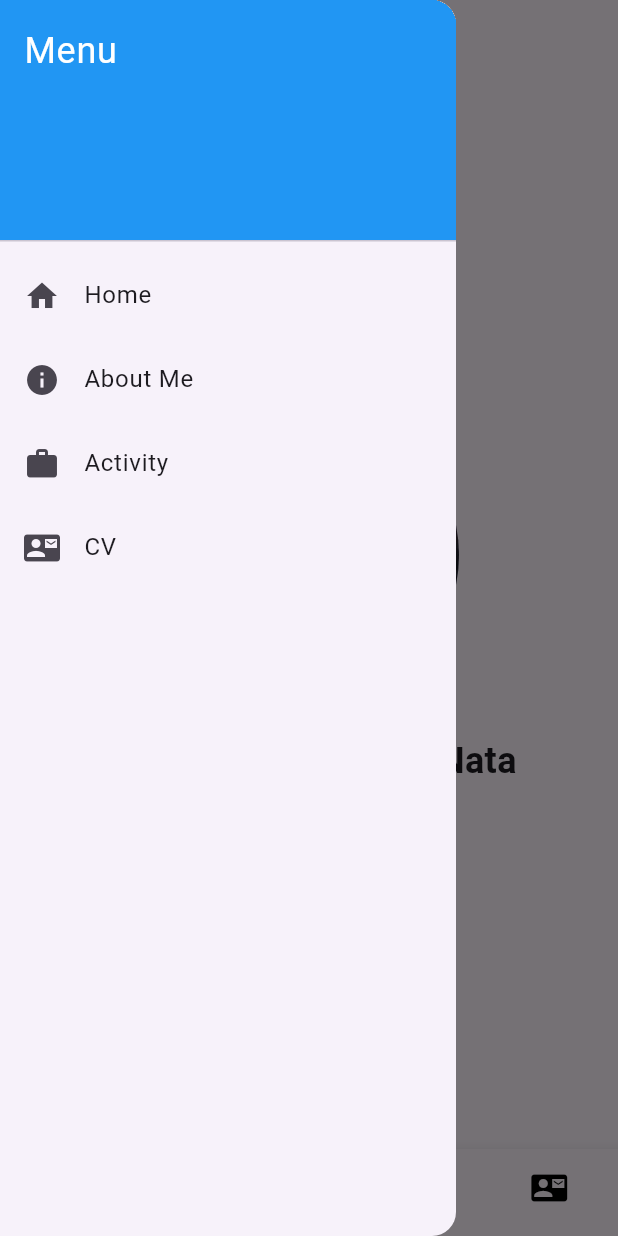
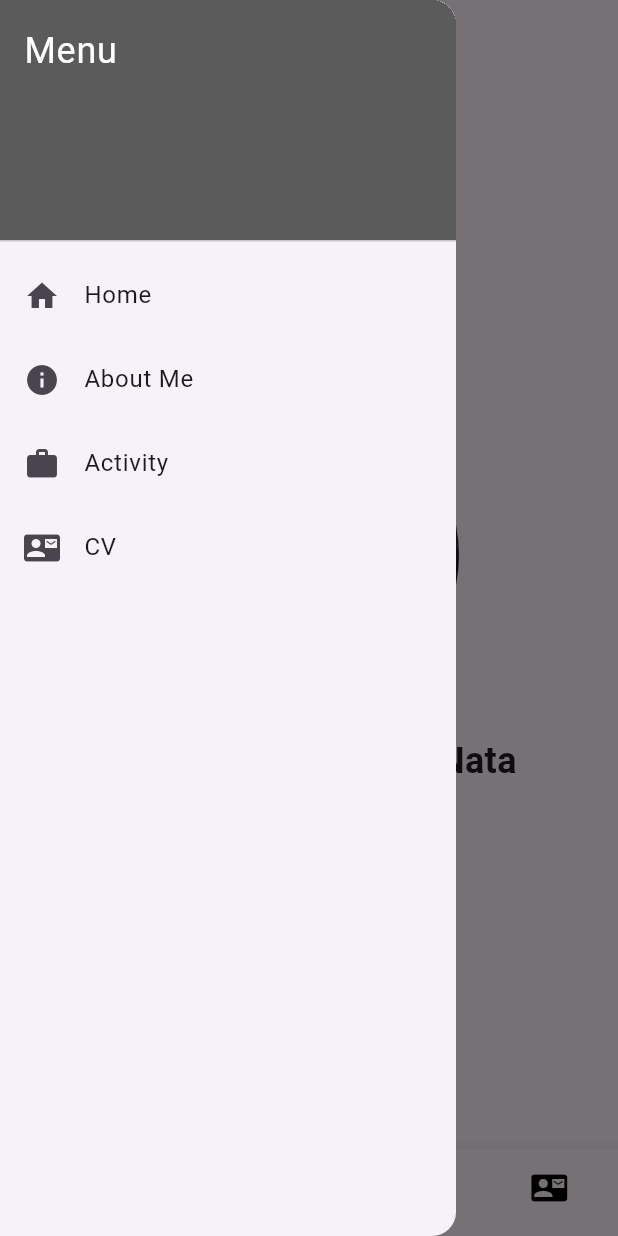
Before and after one commit to aurel0365/Flutter-Routes-Navigation, a Flutter app: the screen it shows after launch, with the side drawer open, on a phone screen of 412 x 824 dp. Run offline on Flutter 3.47's test engine with Material 3 defaults, Android fonts, the phone set to English and light mode, and no system bars.

Commit message:
Update first_screen.dart

```diff
--- a/navigation_codelab/lib/first_screen.dart
+++ b/navigation_codelab/lib/first_screen.dart
@@ -23,7 +23,6 @@ class _FirstScreenState extends State<FirstScreen> {
   Widget build(BuildContext context) {
     return Scaffold(
       appBar: AppBar(
-        title: Text('Home'),
       ),
       body: _screens[_currentIndex], // Menampilkan layar sesuai indeks
       drawer: Drawer( // Menambahkan Drawer
@@ -32,7 +31,7 @@ class _FirstScreenState extends State<FirstScreen> {
           children: <Widget>[
             DrawerHeader(
               decoration: BoxDecoration(
-                color: Colors.blue,
+                color: const Color.fromARGB(255, 91, 91, 91),
               ),
               child: Text(
                 'Menu',
@@ -86,10 +85,10 @@ class _FirstScreenState extends State<FirstScreen> {
         ),
       ),
       bottomNavigationBar: BottomNavigationBar(
-        currentIndex: _currentIndex, // Menentukan indeks aktif
+        currentIndex: _currentIndex,
         onTap: (index) {
           setState(() {
-            _currentIndex = index; // Mengubah indeks saat tombol ditekan
+            _currentIndex = index;
           });
         },
         selectedItemColor: Colors.blue, // Warna ikon yang dipilih
@@ -122,24 +121,24 @@ class FirstScreenContent extends StatelessWidget {
   Widget build(BuildContext context) {
     return Center( // Membuat seluruh konten rata tengah
       child: Column(
-        mainAxisAlignment: MainAxisAlignment.center, // Menata widget di tengah secara vertikal
+        mainAxisAlignment: MainAxisAlignment.center,
         children: [
           CircleAvatar(
-            radius: 100, // Membuat gambar avatar berbentuk lingkaran dengan radius 100
-            backgroundImage: AssetImage('assets/images/aurelnama.jpeg'), // Menentukan gambar avatar
+            radius: 100,
+            backgroundImage: AssetImage('assets/images/aurelnama.jpeg'),
           ),
           SizedBox(height: 20), // Memberi jarak antara gambar dan teks
           Text(
-            'Aurelia Davine Putri Nata', // Nama pengguna
+            'Aurelia Davine Putri Nata',
             style: TextStyle(
-              fontSize: 24, // Ukuran font untuk nama
-              fontWeight: FontWeight.bold, // Menebalkan teks
+              fontSize: 24,
+              fontWeight: FontWeight.bold,
             ),
           ),
-          SizedBox(height: 5), // Memberi jarak antara nama dan teks selamat datang
+          SizedBox(height: 5),
           Text(
-            'Welcome to my codelab', // Pesan sambutan
-            style: TextStyle(fontSize: 16, color: Colors.grey), // Ukuran font dan warna teks sambutan
+            'Welcome to my codelab',
+            style: TextStyle(fontSize: 16, color: Colors.grey),
           ),
         ],
       ),
```
